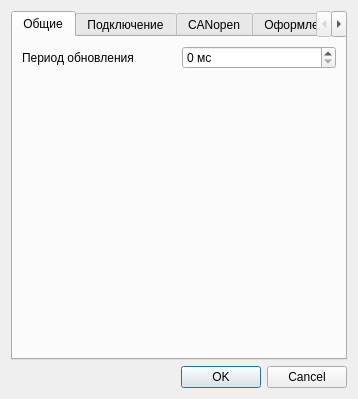
Before: the Qt Designer form settingsdlg.ui in catompiler/QCanDrive, drawn with Qt 5.
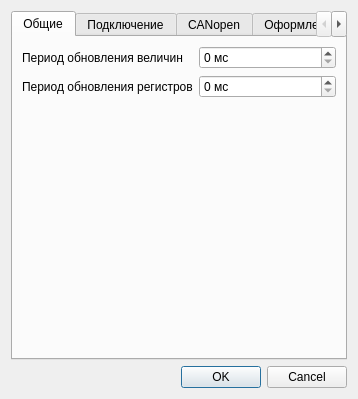
After: the same form once the commit is applied.

Commit message: regs view auto refresh

The edit to the form file:
```diff
--- a/settingsdlg.ui
+++ b/settingsdlg.ui
@@ -23,11 +23,11 @@
       <attribute name="title">
        <string>Общие</string>
       </attribute>
-      <layout class="QGridLayout" name="gridLayout_3">
+      <layout class="QFormLayout" name="formLayout">
        <item row="0" column="0">
         <widget class="QLabel" name="lblUpdatePriod">
          <property name="text">
-          <string>Период обновления</string>
+          <string>Период обновления величин</string>
          </property>
         </widget>
        </item>
@@ -47,7 +47,24 @@
          </property>
         </widget>
        </item>
+       <item row="1" column="0">
+        <widget class="QLabel" name="lblRegsRefreshPeriod">
+         <property name="text">
+          <string>Период обновления регистров</string>
+         </property>
+        </widget>
+       </item>
        <item row="1" column="1">
+        <widget class="QSpinBox" name="sbRegsRefreshPeriod">
+         <property name="suffix">
+          <string> мс</string>
+         </property>
+         <property name="maximum">
+          <number>10000</number>
+         </property>
+        </widget>
+       </item>
+       <item row="2" column="1">
         <spacer name="verticalSpacer_2">
          <property name="orientation">
           <enum>Qt::Vertical</enum>
```
The commit also changes 10 other files.
